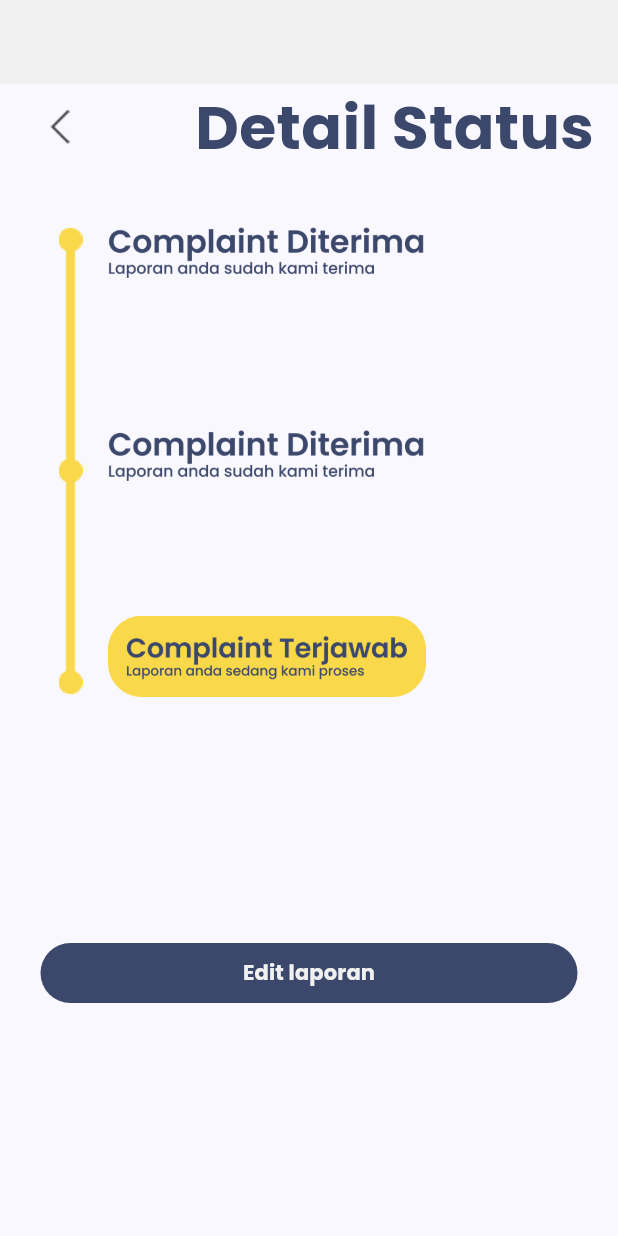
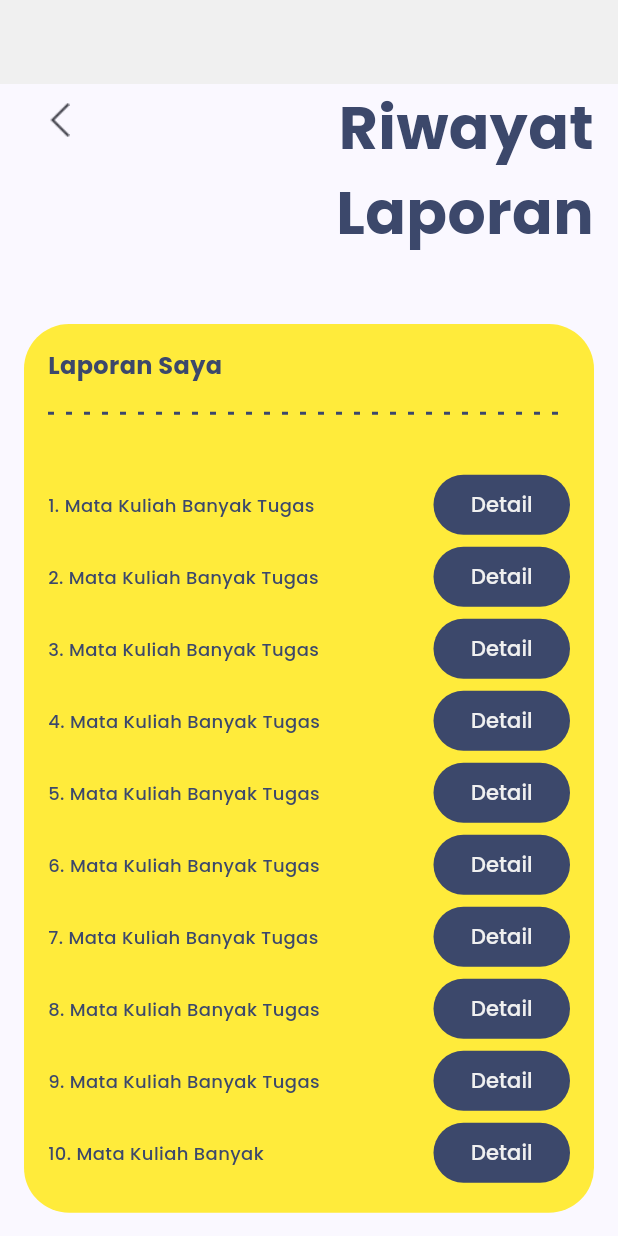
Before and after one commit to Capstone-Alta-19/flutter-ecomplaint, a Flutter app: the screen it shows after launch, on a phone screen of 412 x 824 dp. Run offline on Flutter 3.47's test engine with Material 2 defaults, Android fonts, the phone set to English and light mode, and no system bars; our stand-ins replace introduction_screen, like_button.

Commit message:
Add Riwayat Laporan

```diff
--- a/lib/main.dart
+++ b/lib/main.dart
@@ -2,6 +2,7 @@ import 'package:flutter/material.dart';
 import 'package:flutter_ecomplaint/config/colors.dart';
 import 'package:flutter_ecomplaint/screen/detail_status_complaint.dart';
 import 'package:flutter_ecomplaint/screen/isi_berita_laporan_page.dart';
+import 'package:flutter_ecomplaint/screen/riwayat_laporan_page.dart';
 import 'package:flutter_ecomplaint/screen/splash_screen_page.dart';
 import 'package:flutter_ecomplaint/screen/status_complaint_page.dart';
 
@@ -30,10 +31,10 @@ class MyApp extends StatelessWidget {
             backgroundColor: AppColors.secondary100,
             surfaceTintColor: Colors.transparent,
           )),
-      home: DetailStatusComplaint(
-        idComplaint: 1,
-        statusComplaint: status.dijawab,
-      ),
+      home: RiwayatLaporanPage(
+          // idComplaint: 1,
+          // statusComplaint: status.dijawab,
+          ),
     );
   }
 }
--- /dev/null
+++ b/lib/screen/riwayat_laporan_page.dart
@@ -0,0 +1,89 @@
+import 'package:flutter/material.dart';
+import 'package:flutter/src/widgets/framework.dart';
+import 'package:flutter/src/widgets/placeholder.dart';
+import 'package:flutter_ecomplaint/config/colors.dart';
+import 'package:flutter_ecomplaint/widget/isi_laporan_item.dart';
+import 'package:flutter_ecomplaint/widget/segment_title.dart';
+
+import '../widget/dashed_divider.dart';
+
+class RiwayatLaporanPage extends StatefulWidget {
+  const RiwayatLaporanPage({super.key});
+
+  @override
+  State<RiwayatLaporanPage> createState() => _RiwayatLaporanPageState();
+}
+
+class _RiwayatLaporanPageState extends State<RiwayatLaporanPage> {
+  @override
+  Widget build(BuildContext context) {
+    return Scaffold(
+      appBar: AppBar(),
+      body: SingleChildScrollView(
+        child: SizedBox(
+          width: MediaQuery.of(context).size.width,
+          child: Column(crossAxisAlignment: CrossAxisAlignment.start, children: [
+            SegmentTitle(title: "Riwayat Laporan"),
+            SizedBox(height: 30),
+            Padding(
+              padding: const EdgeInsets.all(16.0),
+              child: Container(
+                decoration: BoxDecoration(
+                    color: Colors.yellow,
+                    borderRadius: BorderRadius.all(
+                      Radius.circular(30),
+                    )),
+                child: Padding(
+                  padding: EdgeInsets.all(16),
+                  child: Container(
+                    width: double.infinity,
+                    child: Column(children: [
+                      SizedBox(
+                        width: double.infinity,
+                        child: Text(
+                            textAlign: TextAlign.left,
+                            style: TextStyle(
+                              fontSize: 16,
+                              fontWeight: FontWeight.w700,
+                              color: AppColors.primary,
+                            ),
+                            "Laporan Saya"),
+                      ),
+                      SizedBox(
+                        height: 20,
+                      ),
+                      DashedDivider(
+                        color: AppColors.primary,
+                        strokeWidth: 2,
+                        gapWidth: 8,
+                      ),
+                      SizedBox(
+                        height: 36.5,
+                      ),
+                      ListView.builder(
+                        shrinkWrap: true,
+                        physics: ScrollPhysics(),
+                        itemCount: 10,
+                        itemBuilder: (context, index) {
+                          return Expanded(
+                            child: Row(
+                              mainAxisAlignment: MainAxisAlignment.spaceBetween,
+                              children: [
+                                SizedBox(width: 185, child: Text(style: TextStyle(color: AppColors.primary, fontSize: 12, fontWeight: FontWeight.w500), maxLines: 1, textAlign: TextAlign.left, "${index + 1}. Mata Kuliah Banyak Tugas")),
+                                FilledButton(style: ButtonStyle(backgroundColor: MaterialStatePropertyAll(AppColors.primary), minimumSize: MaterialStatePropertyAll(Size(91, 40))), onPressed: () {}, child: Text(style: TextStyle(color: AppColors.secondary100), "Detail")),
+                              ],
+                            ),
+                          );
+                        },
+                      )
+                    ]),
+                  ),
+                ),
+              ),
+            )
+          ]),
+        ),
+      ),
+    );
+  }
+}
--- /dev/null
+++ b/lib/widget/dashed_divider.dart
@@ -0,0 +1,70 @@
+import 'package:flutter/material.dart';
+
+class DashedDivider extends StatelessWidget {
+  final Color color;
+  final double strokeWidth;
+  final double gapWidth;
+  final double height;
+
+  const DashedDivider({
+    this.color = Colors.black,
+    this.strokeWidth = 1.0,
+    this.gapWidth = 4.0,
+    this.height = 1.0,
+  });
+
+  @override
+  Widget build(BuildContext context) {
+    return CustomPaint(
+      painter: _DashedDividerPainter(
+        color: color,
+        strokeWidth: strokeWidth,
+        gapWidth: gapWidth,
+        height: height,
+      ),
+      child: Container(
+        height: height,
+      ),
+    );
+  }
+}
+
+class _DashedDividerPainter extends CustomPainter {
+  final Color color;
+  final double strokeWidth;
+  final double gapWidth;
+  final double height;
+
+  _DashedDividerPainter({
+    required this.color,
+    required this.strokeWidth,
+    required this.gapWidth,
+    required this.height,
+  });
+
+  @override
+  void paint(Canvas canvas, Size size) {
+    final paint = Paint()
+      ..color = color
+      ..strokeWidth = strokeWidth
+      ..style = PaintingStyle.stroke;
+
+    final dashWidth = 4.0; // Panjang garis putus-putus
+    final dashSpace = gapWidth; // Jarak antar garis putus-putus
+
+    double startX = 0;
+    while (startX < size.width) {
+      canvas.drawLine(
+        Offset(startX, height / 2),
+        Offset(startX + dashWidth, height / 2),
+        paint,
+      );
+      startX += dashWidth + dashSpace;
+    }
+  }
+
+  @override
+  bool shouldRepaint(CustomPainter oldDelegate) {
+    return false;
+  }
+}
--- a/lib/widget/segment_title.dart
+++ b/lib/widget/segment_title.dart
@@ -12,19 +12,26 @@ class SegmentTitle extends StatelessWidget {
       padding: const EdgeInsets.only(left: 16, right: 16),
       child: Row(
         mainAxisAlignment: MainAxisAlignment.spaceBetween,
+        crossAxisAlignment: CrossAxisAlignment.start,
         children: [
           IconButton(
               icon: const ImageIcon(AssetImage("assets/icons/arrow-back.png")),
               onPressed: () {
                 Navigator.pop(context);
               }),
-          Text(
+          SizedBox(
+            width: 260,
+            child: Text(
+                textAlign: TextAlign.right,
                 style: const TextStyle(
                   color: AppColors.font,
                   fontSize: 40,
                   fontWeight: FontWeight.bold,
                 ),
                 title),
+          ),
+
+          // Padding(padding: EdgeInsets.symmetric(horizontal: 16)),
         ],
       ),
     );
```
Lines whose indentation alone changed are shown as unchanged.
